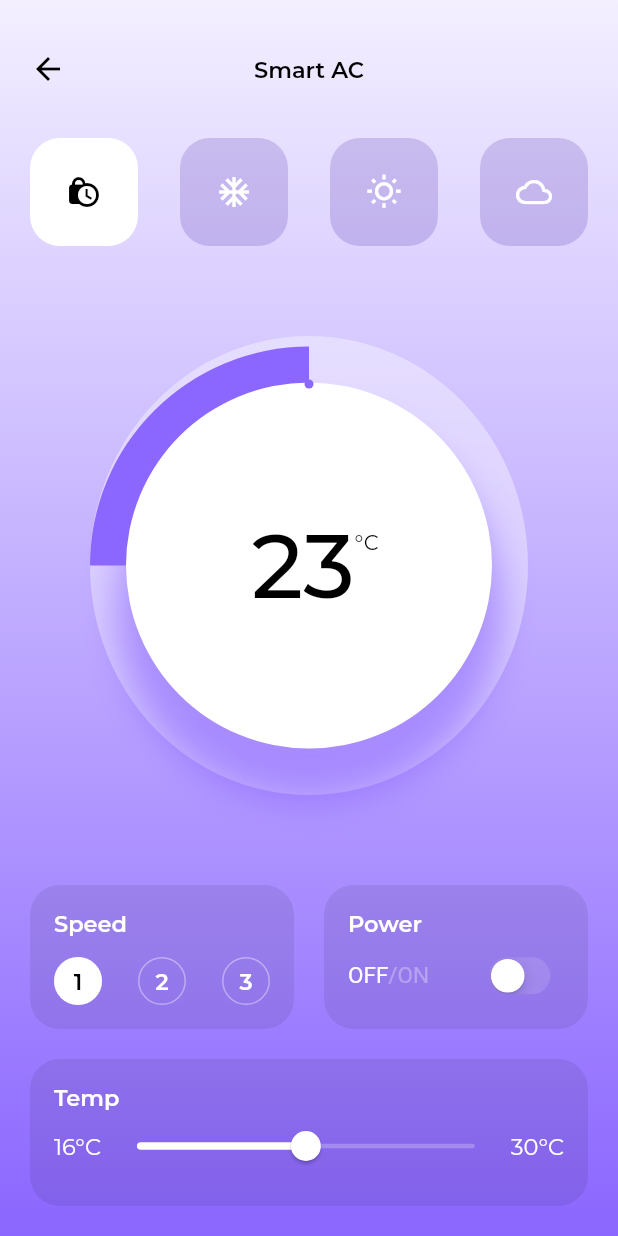
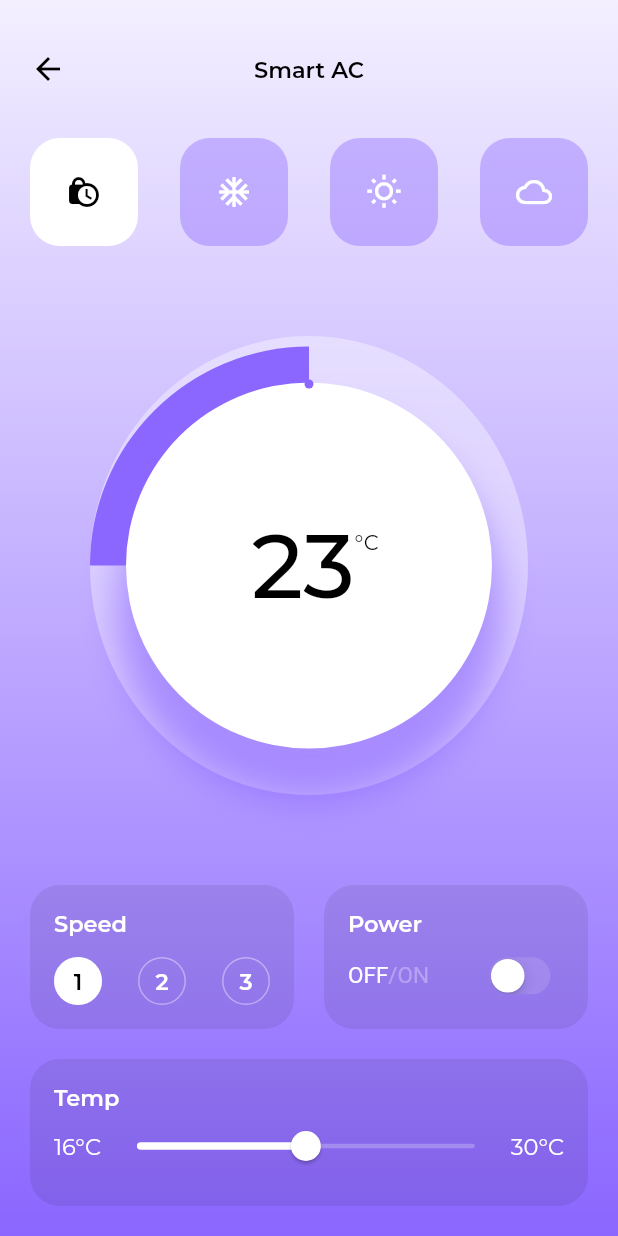
Before and after one commit to forntoh/smart_home, a Flutter app: the screen it shows after launch, on a phone screen of 412 x 824 dp. Run offline on Flutter 3.47's test engine with Material 2 defaults, Android fonts, the phone set to English and light mode, and no system bars; our stand-ins replace google_fonts.

Commit message:
made conditioner mode stateless

```diff
--- a/lib/constants.dart
+++ b/lib/constants.dart
@@ -20,17 +20,6 @@ Color getColor(double progress) {
     return bgGradientBottom;
 }
 
-BoxDecoration gradientDecoration = BoxDecoration(
-  gradient: LinearGradient(
-    begin: Alignment.topCenter,
-    end: Alignment.bottomCenter,
-    colors: [
-      bgGradientBottom.withOpacity(0.1),
-      bgGradientBottom,
-    ],
-  ),
-);
-
 double mapToRange(
     double value, double start, double end, double oldStart, double oldEnd) {
   var oldRange = (oldEnd - oldStart);
--- a/lib/screens/ac/compoents/ac_screen_body.dart
+++ b/lib/screens/ac/compoents/ac_screen_body.dart
@@ -18,17 +18,22 @@ class ACScreenBody extends StatefulWidget {
 
 class _ACScreenBodyState extends State<ACScreenBody> {
   double _currentTemp = 23;
+  bool _powerdOn = false;
   int _currentSpeed = 1;
-  bool _powerdOn = false;
+  int _currentItem = 0;
 
   double _maxTemp = 30;
   double _minTemp = 16;
 
   double _progress = 0.5;
-  Color _tempColor = getColor(0.5);
+  Color _temperatureTint = getColor(0.5);
 
   double _getProgress(double value) =>
       ((value - _minTemp) / (_maxTemp - _minTemp));
+
+  void _updateSelectedItem(int item) => setState(() {
+        _currentItem = item;
+      });
 
   void _updateFanSpeed(int speed) => setState(() {
         _currentSpeed = speed;
@@ -41,24 +46,35 @@ class _ACScreenBodyState extends State<ACScreenBody> {
   void _updateTemperature(double temp) => setState(() {
         _currentTemp = temp;
         _progress = _getProgress(_currentTemp);
-        _tempColor = getColor(_progress);
+        _temperatureTint = getColor(_progress);
       });
-
-  List colors = [bgGradientBottom];
 
   @override
   Widget build(BuildContext context) {
     return Container(
-      decoration: gradientDecoration,
+      decoration: BoxDecoration(
+        gradient: LinearGradient(
+          begin: Alignment.topCenter,
+          end: Alignment.bottomCenter,
+          colors: [
+            _temperatureTint.withOpacity(0.1),
+            _temperatureTint,
+          ],
+        ),
+      ),
       child: SafeArea(
         child: Column(
           children: [
-            ConditionerMode(),
+            ConditionerMode(
+              onTap: _updateSelectedItem,
+              selectedItem: _currentItem,
+              tempColor: _temperatureTint,
+            ),
             Expanded(
               child: TempDisplay(
                 currentTemp: _currentTemp,
                 progress: _progress,
-                mColor: _tempColor,
+                mColor: _temperatureTint,
               ),
             ),
             Padding(
--- a/lib/screens/ac/compoents/conditioner_mode.dart
+++ b/lib/screens/ac/compoents/conditioner_mode.dart
@@ -3,17 +3,17 @@ import 'package:flutter/material.dart';
 import '../../../constants.dart';
 import '../../../widget_utils.dart';
 
-class ConditionerMode extends StatefulWidget {
+class ConditionerMode extends StatelessWidget {
+  final Function onTap;
+  final Color tempColor;
+  final int selectedItem;
+
   const ConditionerMode({
     Key key,
+    @required this.onTap,
+    @required this.tempColor,
+    @required this.selectedItem,
   }) : super(key: key);
-
-  @override
-  _ConditionerModeState createState() => _ConditionerModeState();
-}
-
-class _ConditionerModeState extends State<ConditionerMode> {
-  int _selectedItem = 0;
 
   @override
   Widget build(BuildContext context) {
@@ -31,12 +31,11 @@ class _ConditionerModeState extends State<ConditionerMode> {
             .entries
             .map((item) => RoundedIconButton(
                   icon: item.value,
-                  isSelected: _selectedItem == item.key,
+                  isSelected: selectedItem == item.key,
                   onTap: () {
-                    setState(() {
-                      _selectedItem = item.key;
-                    });
+                    onTap(item.key);
                   },
+                  tempColor: tempColor,
                 ))
             .toList(),
       ),
@@ -50,25 +49,27 @@ class RoundedIconButton extends StatelessWidget {
     @required this.icon,
     this.isSelected = false,
     this.onTap,
+    this.tempColor,
   }) : super(key: key);
 
   final IconData icon;
   final isSelected;
   final Function onTap;
+  final Color tempColor;
 
   @override
   Widget build(BuildContext context) {
+    var bgColor = isSelected ? Colors.white : tempColor.withOpacity(0.4);
     return InkWell(
-      onTap: onTap,
-      child: wrapInCard(context,
+        onTap: onTap,
+        child: wrapInCard(
+          context,
           widget: Icon(
             icon,
             color: isSelected ? Colors.black : Colors.white,
           ),
           padding: defaultPadding + 4,
-          backgroundColor: isSelected
-              ? Colors.white
-              : Theme.of(context).primaryColor.withOpacity(0.2)),
-    );
+          backgroundColor: bgColor,
+        ));
   }
 }
```
